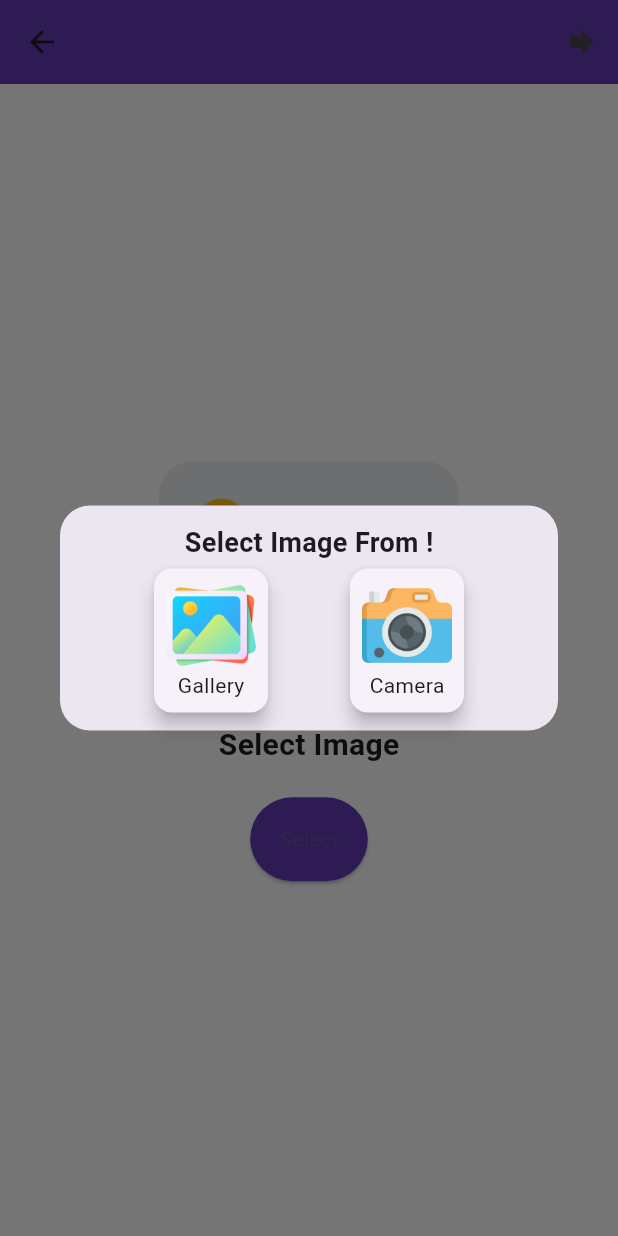
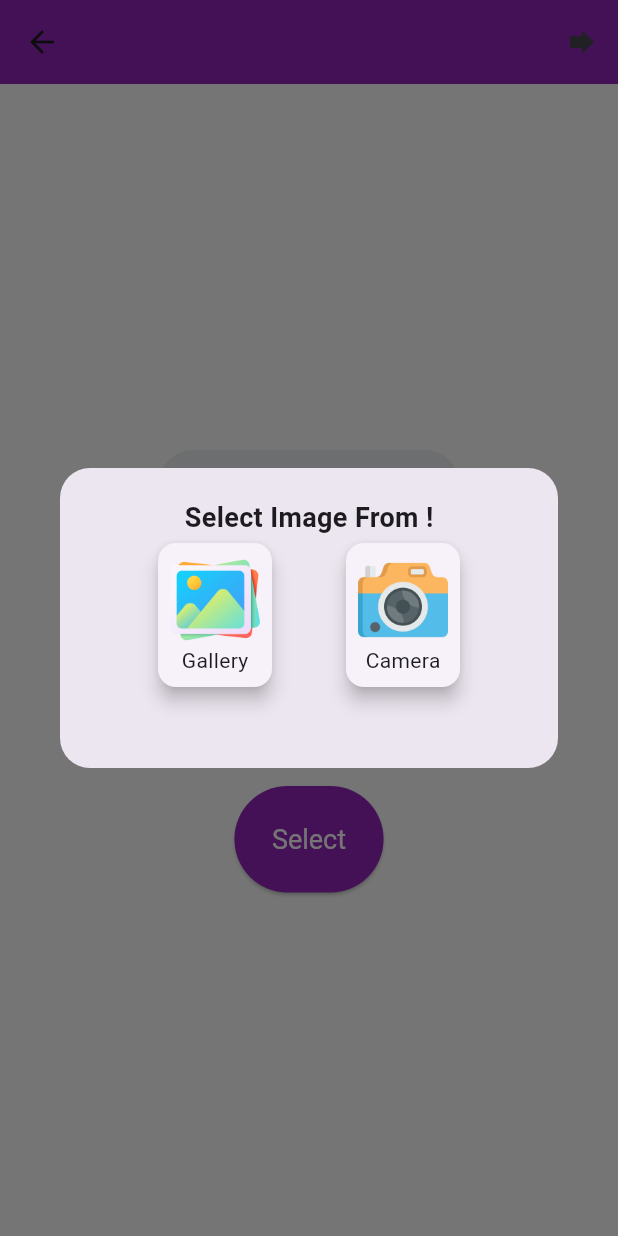
Before and after one commit to mrdeephang/Sajha_Bookstore, a Flutter app: the addbooks screen opened directly, after a tap on "Select", on a phone screen of 412 x 824 dp. Run offline on Flutter 3.47's test engine with Material 3 defaults, Android fonts, the phone set to English and light mode, and no system bars; our stand-ins replace avatar_glow, image_picker, smooth_page_indicator, speech_to_text; missing offline and left inert: lecle_flutter_carousel_pro.

Commit message:
Ninja at night

```diff
--- a/lib/pages/addbooks.dart
+++ b/lib/pages/addbooks.dart
@@ -17,7 +17,7 @@ class _HomeScreenState extends State<addbooks> {
     return Scaffold(
       backgroundColor: Colors.white,
       appBar: AppBar(
-        backgroundColor: Colors.deepPurple,
+        backgroundColor: Color(0xFF9526BC),
         leading: BackButton(),
         actions: [
           IconButton(
@@ -55,16 +55,19 @@ class _HomeScreenState extends State<addbooks> {
             ElevatedButton(
                 style: ButtonStyle(
                     backgroundColor:
-                        MaterialStateProperty.all(Colors.deepPurple),
+                        MaterialStateProperty.all(Color(0xFF9526BC)),
                     padding:
-                        MaterialStateProperty.all(const EdgeInsets.all(20)),
+                        MaterialStateProperty.all(const EdgeInsets.all(25)),
                     textStyle: MaterialStateProperty.all(
                         const TextStyle(fontSize: 14, color: Colors.white))),
                 onPressed: () async {
                   selectImage();
                   setState(() {});
                 },
-                child: const Text('Select')),
+                child: const Text(
+                  'Select',
+                  style: TextStyle(fontSize: 18, color: Colors.white),
+                )),
             const SizedBox(height: 10),
           ],
         ),
@@ -80,9 +83,9 @@ class _HomeScreenState extends State<addbooks> {
             shape: RoundedRectangleBorder(
                 borderRadius: BorderRadius.circular(20.0)), //this right here
             child: Container(
-              height: 150,
+              height: 200,
               child: Padding(
-                padding: const EdgeInsets.all(12.0),
+                padding: const EdgeInsets.all(20.0),
                 child: Column(
                   children: [
                     Text(
--- a/pubspec.yaml
+++ b/pubspec.yaml
@@ -41,6 +41,7 @@ dependencies:
   avatar_glow: ^2.0.2
   speech_to_text: ^6.5.0
   quickalert: ^1.0.2
+  smooth_page_indicator: ^1.1.0
 
 
 dev_dependencies:
```
Also changed, not shown: lib/Boardingpages/intro1.dart (added, +20 -0 lines), lib/Boardingpages/intro2.dart (added, +19 -0 lines), lib/Boardingpages/intro3.dart (added, +28 -0 lines), lib/main.dart (+4 -8 lines), lib/pages/onboardingscreen.dart (added, +82 -0 lines), lib/pages/register.dart (+35 -26 lines), lib/pages/verification.dart (+3 -10 lines), pubspec.lock.
